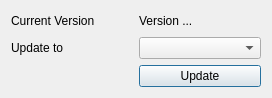
Old version of the form MainWindow.ui in the repository antocuni/vcsdeploy.
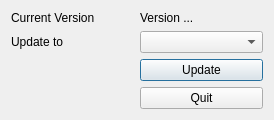
New version of the form. Icons and pictures are not drawn.

Commit message: add "quit" button, modify "update" icon and actuall add the resource file

Diff of the .ui file:
```diff
--- a/MainWindow.ui
+++ b/MainWindow.ui
@@ -6,8 +6,8 @@
    <rect>
     <x>0</x>
     <y>0</y>
-    <width>272</width>
-    <height>98</height>
+    <width>274</width>
+    <height>109</height>
    </rect>
   </property>
   <property name="windowTitle">
@@ -48,8 +48,15 @@
       <string>Update</string>
      </property>
      <property name="icon">
-      <iconset resource="vcs_deploy.qrc">
-       <normaloff>:/images/images/mail-send-receive.png</normaloff>:/images/images/mail-send-receive.png</iconset>
+      <iconset resource="vcsdeploy.qrc">
+       <normaloff>:/images/view-refresh.png</normaloff>:/images/view-refresh.png</iconset>
+     </property>
+    </widget>
+   </item>
+   <item row="3" column="1">
+    <widget class="QPushButton" name="btnQuit">
+     <property name="text">
+      <string>Quit</string>
      </property>
     </widget>
    </item>
```
Left out of the diff: 21 changed lines with no effect on the pictures. The commit also changes 4 other files.
